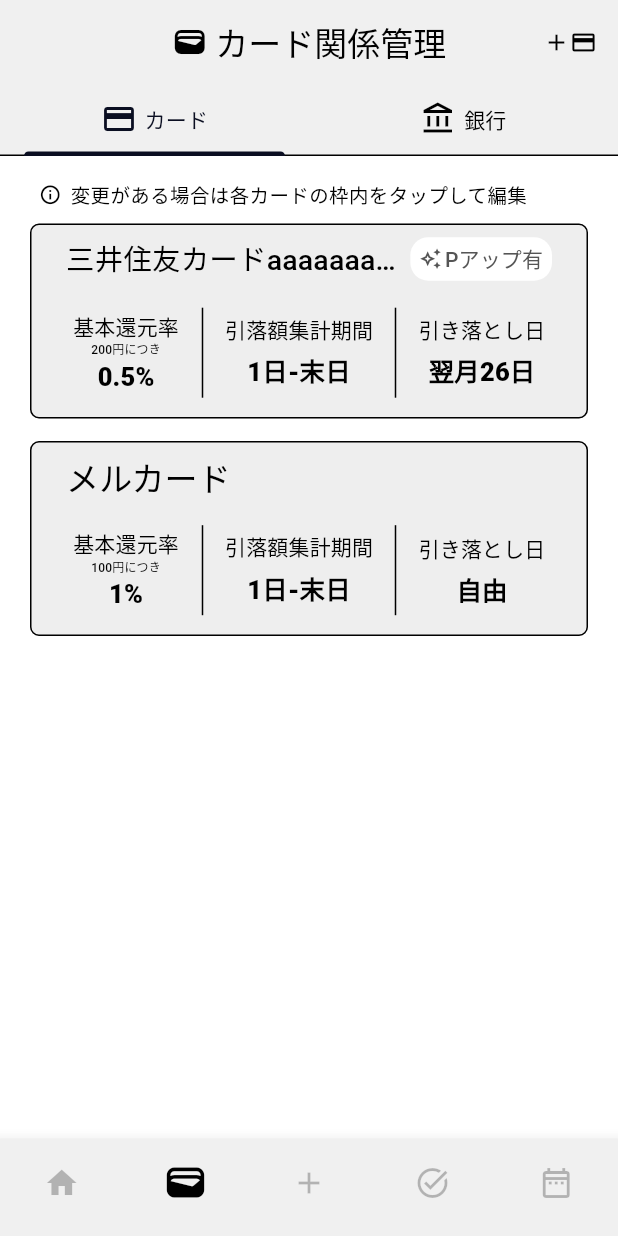
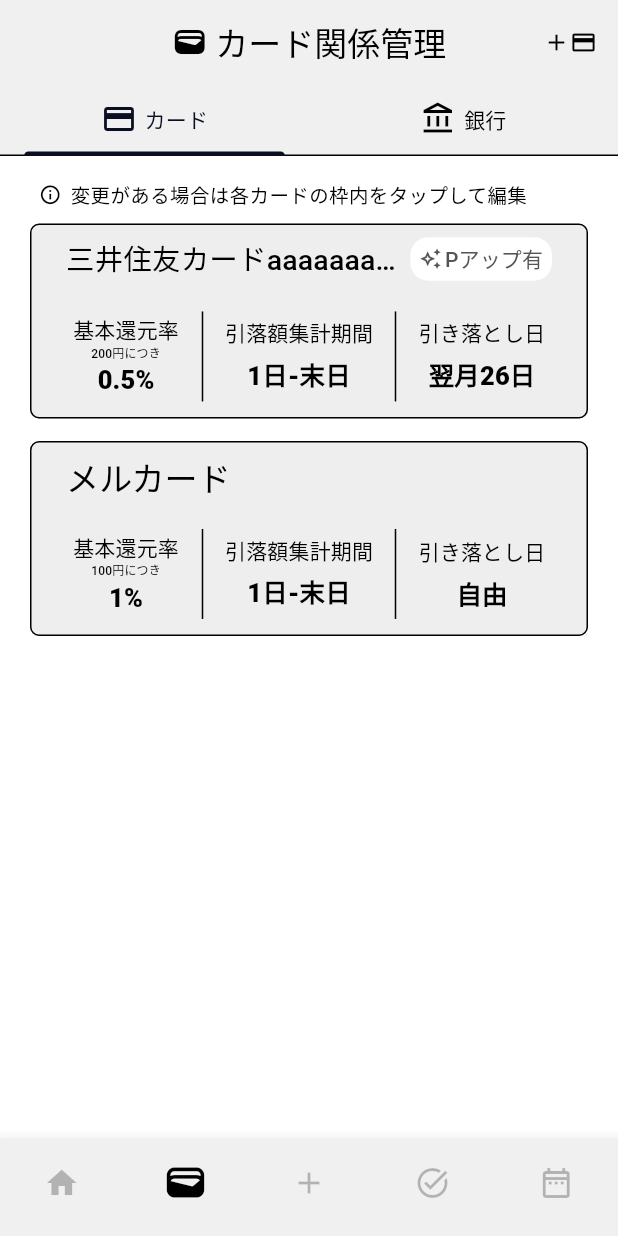
Before and after one commit to laughtaone/creeasy, a Flutter app: the screen it shows after launch, item 2 of the bottom bar chosen, on a phone screen of 412 x 824 dp. Run offline on Flutter 3.47's test engine with Material 3 defaults, Android fonts, the phone set to English and light mode, and no system bars; drawn by our look-alikes of auto_size_text; our stand-ins replace font_awesome_flutter, settings_ui; Roboto replaces fonts that are missing (MPlus1p).

Commit message:
変更前：上下方向に中央配置

```diff
--- a/lib/card_manage/card_manage_card-tile.dart
+++ b/lib/card_manage/card_manage_card-tile.dart
@@ -51,16 +51,13 @@
           ),
           fixedSize: const Size.fromHeight(130)
         ),
-        child: Align(
-          alignment: Alignment.centerLeft,
         child: Column(
-            crossAxisAlignment: CrossAxisAlignment.center,
           children: [
             Expanded(
               flex: 4,
-                child: Row( // ココ!!
+              child: Row(
                 mainAxisAlignment: MainAxisAlignment.spaceBetween,
-                  crossAxisAlignment: CrossAxisAlignment.center,
+                crossAxisAlignment: CrossAxisAlignment.center,        // これが効かない
                 children: [
                   Expanded(
                     child: Text(
@@ -75,13 +72,11 @@
                 ],
               ),
             ),
-              Expanded(
+            Expanded( // q
               flex: 7,
-                child: Padding(
-                  padding: const EdgeInsets.only(bottom: 5),
-                  child: Row(
+              child: Row( // r
                 children: [
-                      Expanded(
+                  Expanded( // s1
                     flex: 6,
                     child: Column(
                       mainAxisAlignment: MainAxisAlignment.center,
@@ -118,7 +113,7 @@
                   const SizedBox(width: 3),
                   const SizedBox(height: 60, child: VerticalDivider()),
                   const SizedBox(width: 3),
-                      Expanded(
+                  Expanded( // s2
                     flex: 8,
                     child: Column(
                       mainAxisAlignment: MainAxisAlignment.center,
@@ -144,7 +139,7 @@
                   const SizedBox(width: 3),
                   const SizedBox(height: 60, child: VerticalDivider()),
                   const SizedBox(width: 3),
-                      Expanded(
+                  Expanded( // s3
                     flex: 7,
                     child: Column(
                       mainAxisAlignment: MainAxisAlignment.center,
@@ -171,9 +166,7 @@
                 ],
               ),
             ),
-              ),
           ],
-          ),
         ),
       ),
     );
```
Lines whose indentation alone changed are shown as unchanged.
